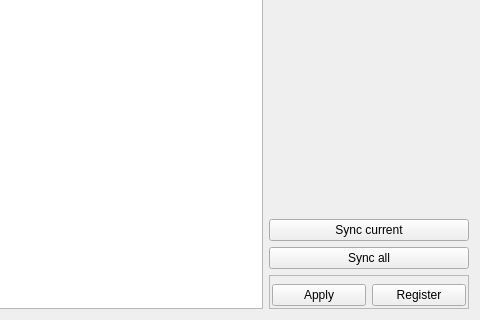
Old version of the form src/plugins/poshuku/plugins/onlinebookmarks/accountssettings.ui in the repository 0xd34df00d/leechcraft; both pictures show x 160 to 640 and y 160 to 480 of the 640 by 480 pixel window.
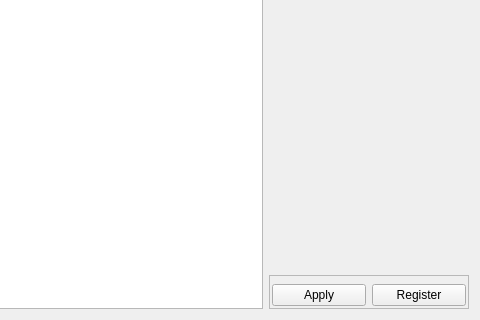
New version of the form.

Commit message: Poshuku OnlineBookmarks: fix time update error

```diff
--- a/src/plugins/poshuku/plugins/onlinebookmarks/accountssettings.ui
+++ b/src/plugins/poshuku/plugins/onlinebookmarks/accountssettings.ui
@@ -117,20 +117,6 @@
        </property>
       </spacer>
      </item>
-     <item>
-      <widget class="QPushButton" name="SyncCurrent_">
-       <property name="text">
-        <string>Sync current</string>
-       </property>
-      </widget>
-     </item>
-     <item>
-      <widget class="QPushButton" name="SyncAll_">
-       <property name="text">
-        <string>Sync all</string>
-       </property>
-      </widget>
-     </item>
      <item>
       <widget class="QFrame" name="LoginFrame_">
        <property name="sizePolicy">
```
The commit also changes 2 other files.
